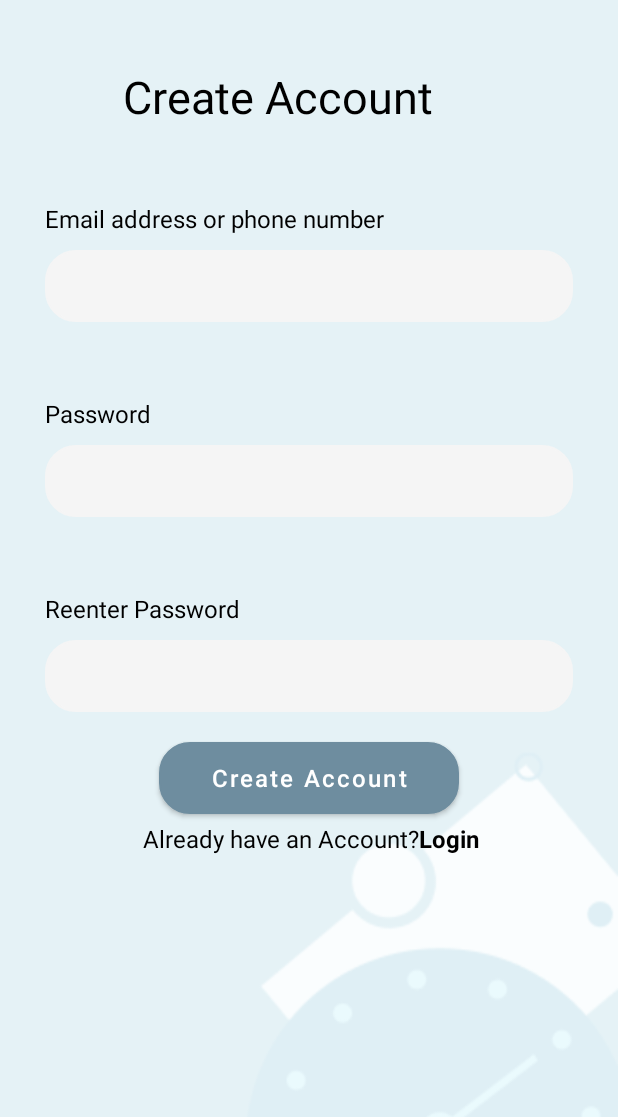
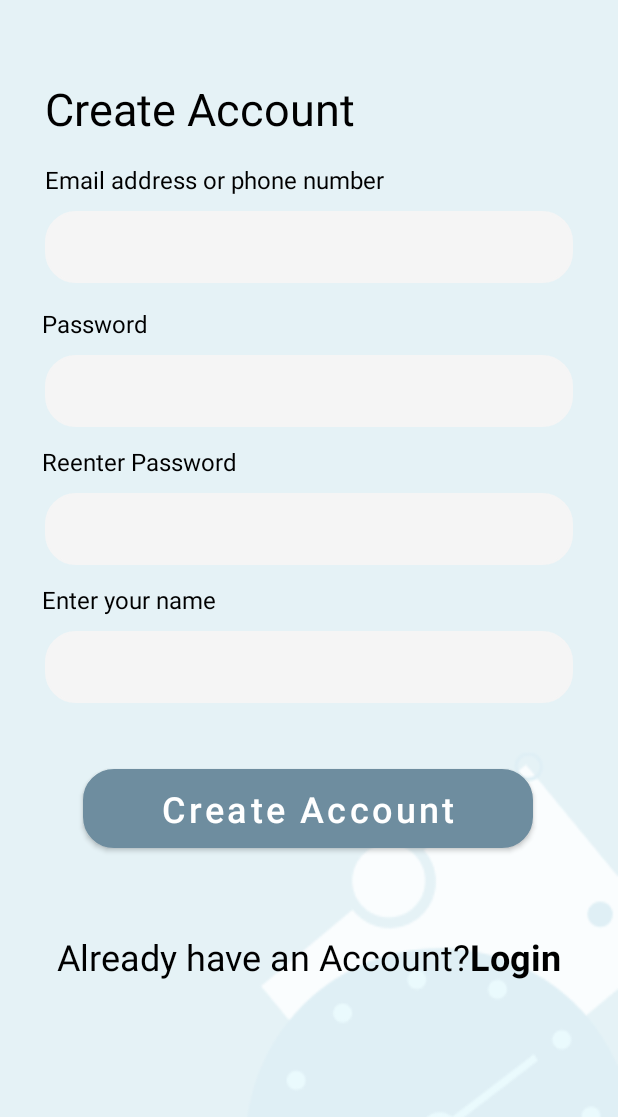
Before and after one commit to Huyenhuynhh/RealNum, an Android app: the SignUpActivity screen opened directly, with no data from a screen before it, on a phone screen of 412 x 824 dp, the part 41-1158 px from its top. Run offline under Robolectric (Android 15) with nearby library versions, the phone set to English and light mode, and no system bars.

Commit message:
Updated Signup page layout to request name. Updated Profile page layout

```diff
--- a/app/src/main/res/layout/activity_profile.xml
+++ b/app/src/main/res/layout/activity_profile.xml
@@ -27,6 +27,17 @@
         app:layout_constraintTop_toBottomOf="@+id/app_title"
         app:srcCompat="@drawable/profileimage" />
 
+    <Button
+        android:id="@+id/button_change_profile_image"
+        android:layout_width="0dp"
+        android:layout_height="wrap_content"
+        android:text="@string/button_change_profile_image"
+        android:textColor="@color/black"
+        android:textSize="24sp"
+        app:layout_constraintEnd_toEndOf="parent"
+        app:layout_constraintStart_toStartOf="parent"
+        app:layout_constraintTop_toBottomOf="@+id/profile_image" />
+
     <TextView
         android:id="@+id/userName"
         android:layout_width="wrap_content"
@@ -36,7 +47,7 @@
         android:textSize="34sp"
         app:layout_constraintEnd_toEndOf="parent"
         app:layout_constraintStart_toStartOf="parent"
-        app:layout_constraintTop_toBottomOf="@+id/profile_image" />
+        app:layout_constraintTop_toBottomOf="@+id/button_change_profile_image" />
 
     <Button
         android:id="@+id/button_change_user_name"
@@ -75,7 +86,7 @@
         android:id="@+id/button_change_password"
         android:layout_width="0dp"
         android:layout_height="wrap_content"
-        android:layout_marginTop="40dp"
+        android:layout_marginTop="25dp"
         android:text="@string/button_change_password"
         android:textColor="@color/black"
         android:textSize="24sp"
@@ -88,7 +99,7 @@
         android:id="@+id/button_settings"
         android:layout_width="0dp"
         android:layout_height="wrap_content"
-        android:layout_marginTop="40dp"
+        android:layout_marginTop="25dp"
         android:text="@string/button_settings"
         android:textColor="@color/black"
         android:textSize="24sp"
@@ -101,7 +112,7 @@
         android:id="@+id/button_delete_account"
         android:layout_width="0dp"
         android:layout_height="wrap_content"
-        android:layout_marginTop="40dp"
+        android:layout_marginTop="25dp"
         android:text="@string/button_delete_account"
         android:textColor="@color/black"
         android:textSize="24sp"
--- a/app/src/main/res/layout/activity_sign_up.xml
+++ b/app/src/main/res/layout/activity_sign_up.xml
@@ -23,12 +23,12 @@
         android:layout_width="wrap_content"
         android:layout_height="wrap_content"
         android:layout_marginStart="30dp"
-        android:layout_marginTop="44dp"
+        android:layout_marginTop="52dp"
         android:text="@string/create_account"
         android:textColor="@color/black"
         android:textSize="30sp"
         app:layout_constraintEnd_toEndOf="parent"
-        app:layout_constraintHorizontal_bias="0.298"
+        app:layout_constraintHorizontal_bias="0.0"
         app:layout_constraintStart_toStartOf="parent"
         app:layout_constraintTop_toBottomOf="@+id/app_title" />
 
@@ -37,7 +37,7 @@
         android:layout_width="wrap_content"
         android:layout_height="wrap_content"
         android:layout_marginStart="30dp"
-        android:layout_marginTop="50dp"
+        android:layout_marginTop="16dp"
         android:text="@string/email_address_or_phone_number"
         android:textColor="@color/black"
         android:textSize="16sp"
@@ -67,8 +67,8 @@
         android:id="@+id/text_password"
         android:layout_width="wrap_content"
         android:layout_height="wrap_content"
-        android:layout_marginStart="30dp"
-        android:layout_marginTop="50dp"
+        android:layout_marginStart="28dp"
+        android:layout_marginTop="16dp"
         android:text="@string/password"
         android:textColor="@color/black"
         android:textSize="16sp"
@@ -92,8 +92,8 @@
         android:id="@+id/text_renter_password"
         android:layout_width="wrap_content"
         android:layout_height="wrap_content"
-        android:layout_marginStart="30dp"
-        android:layout_marginTop="50dp"
+        android:layout_marginStart="28dp"
+        android:layout_marginTop="12dp"
         android:text="@string/reenter_password"
         android:textColor="@color/black"
         android:textSize="16sp"
@@ -113,32 +113,57 @@
         android:padding="10dp"
         app:layout_constraintTop_toBottomOf="@+id/text_renter_password" />
 
+    <TextView
+        android:id="@+id/text_enter_username"
+        android:layout_width="wrap_content"
+        android:layout_height="wrap_content"
+        android:layout_marginStart="28dp"
+        android:layout_marginTop="12dp"
+        android:text="@string/enter_your_name"
+        android:textColor="@color/black"
+        android:textSize="16sp"
+        app:layout_constraintStart_toStartOf="parent"
+        app:layout_constraintTop_toBottomOf="@+id/input_renter_password" />
+
+    <EditText
+        android:id="@+id/input_username"
+        android:layout_width="match_parent"
+        android:layout_height="48dp"
+        android:layout_marginStart="30dp"
+        android:layout_marginTop="10dp"
+        android:layout_marginEnd="30dp"
+        android:background="@drawable/border_radius"
+        android:ems="10"
+        android:inputType="text"
+        android:padding="10dp"
+        app:layout_constraintTop_toBottomOf="@+id/text_enter_username" />
+
     <Button
         android:id="@+id/buttonCreateAccount"
-        android:layout_width="200dp"
+        android:layout_width="300dp"
         android:layout_height="wrap_content"
-        android:layout_marginTop="20dp"
+        android:layout_marginTop="44dp"
+        android:background="@drawable/btn_bg"
+        android:onClick="createAccount"
         android:text="@string/create_account"
         android:textAllCaps="false"
-        android:textSize="16sp"
-        android:onClick="createAccount"
+        android:textSize="24sp"
         app:backgroundTint="#6e8d9f"
         app:layout_constraintEnd_toEndOf="parent"
-        android:background="@drawable/btn_bg"
+        app:layout_constraintHorizontal_bias="0.497"
         app:layout_constraintStart_toStartOf="parent"
-        app:layout_constraintTop_toBottomOf="@+id/input_renter_password" />
+        app:layout_constraintTop_toBottomOf="@+id/input_username" />
 
     <TextView
         android:id="@+id/buttonMoveToLogin"
         android:layout_width="wrap_content"
         android:layout_height="wrap_content"
-        android:layout_marginTop="5dp"
+        android:layout_marginTop="56dp"
+        android:onClick="moveToLoginScreen"
         android:text="@string/login_text"
         android:textColor="@color/black"
-        android:textSize="16sp"
-        android:onClick="moveToLoginScreen"
+        android:textSize="24sp"
         app:layout_constraintEnd_toEndOf="parent"
-        app:layout_constraintHorizontal_bias="0.51"
         app:layout_constraintStart_toStartOf="parent"
         app:layout_constraintTop_toBottomOf="@+id/buttonCreateAccount" />
 
--- a/app/src/main/res/values/strings.xml
+++ b/app/src/main/res/values/strings.xml
@@ -33,5 +33,7 @@
     <string name="password">Password</string>
     <string name="profile_activity_label">Profile Activity</string>
     <string name="reenter_password">Reenter Password</string>
+    <string name="button_change_profile_image">Change Profile Image</string>
+    <string name="enter_your_name">Enter your name</string>
 
 </resources>
```
